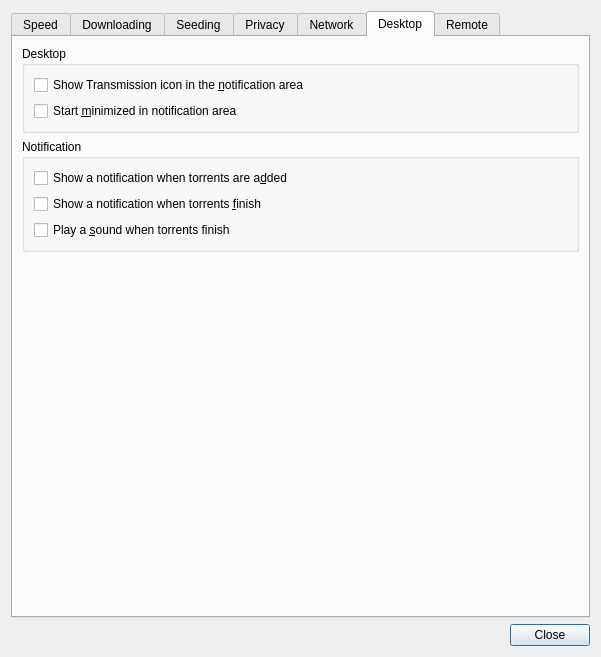
transmissiontorrent/transmission, file qt/PrefsDialog.ui: the form before one commit.
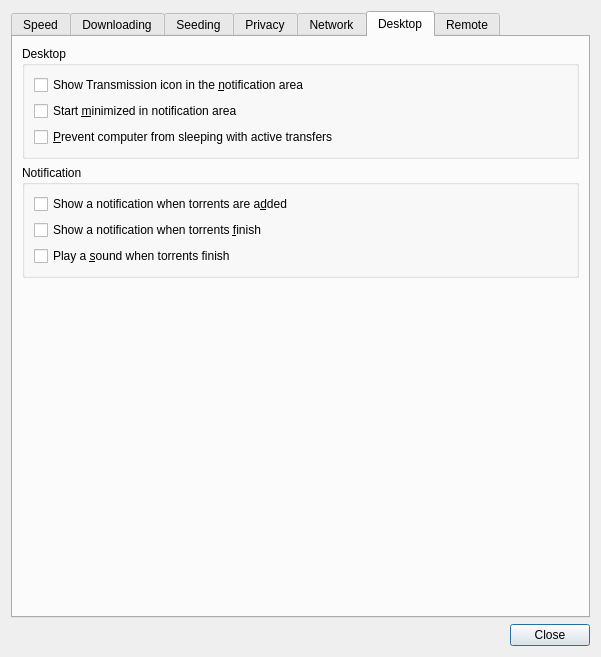
The form after the commit. The open tabs and pages were chosen to show the change. Icons and pictures are not drawn. Custom widgets are drawn as their Qt base class.

Commit message: feat: inhibit sleep and App Nap with bundled libwoke (#138)

What changed in the file:
```diff
--- a/qt/PrefsDialog.ui
+++ b/qt/PrefsDialog.ui
@@ -873,6 +873,13 @@
             </property>
            </widget>
           </item>
+          <item>
+           <widget class="QCheckBox" name="preventSleepCheck">
+            <property name="text">
+             <string>&amp;Prevent computer from sleeping with active transfers</string>
+            </property>
+           </widget>
+          </item>
          </layout>
         </widget>
        </item>
```
The commit also changes 36 other files.
